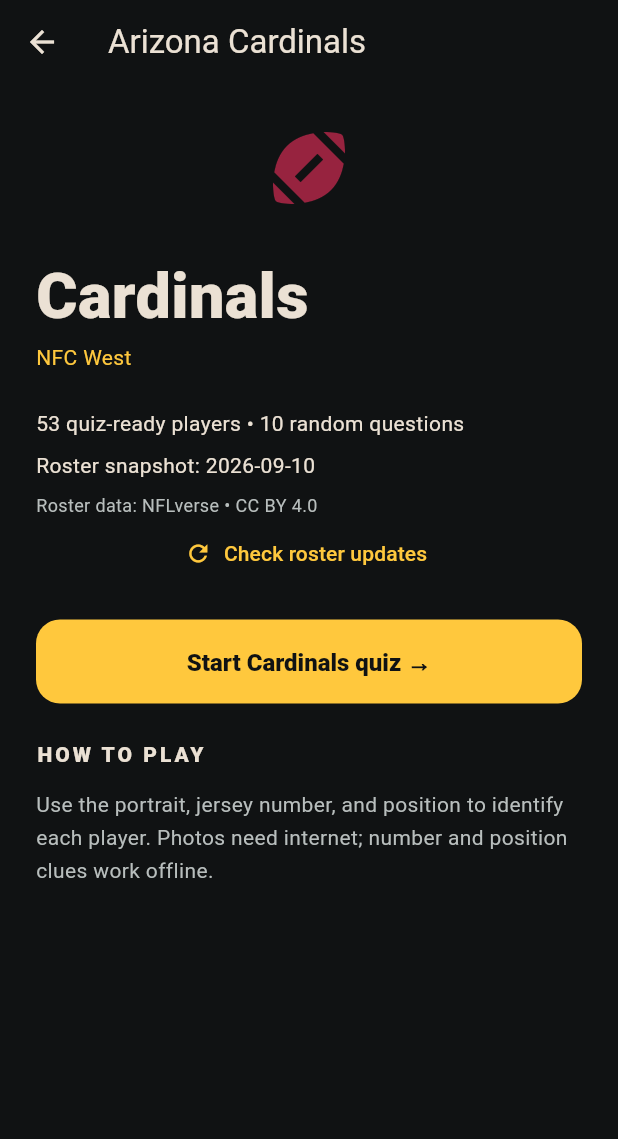
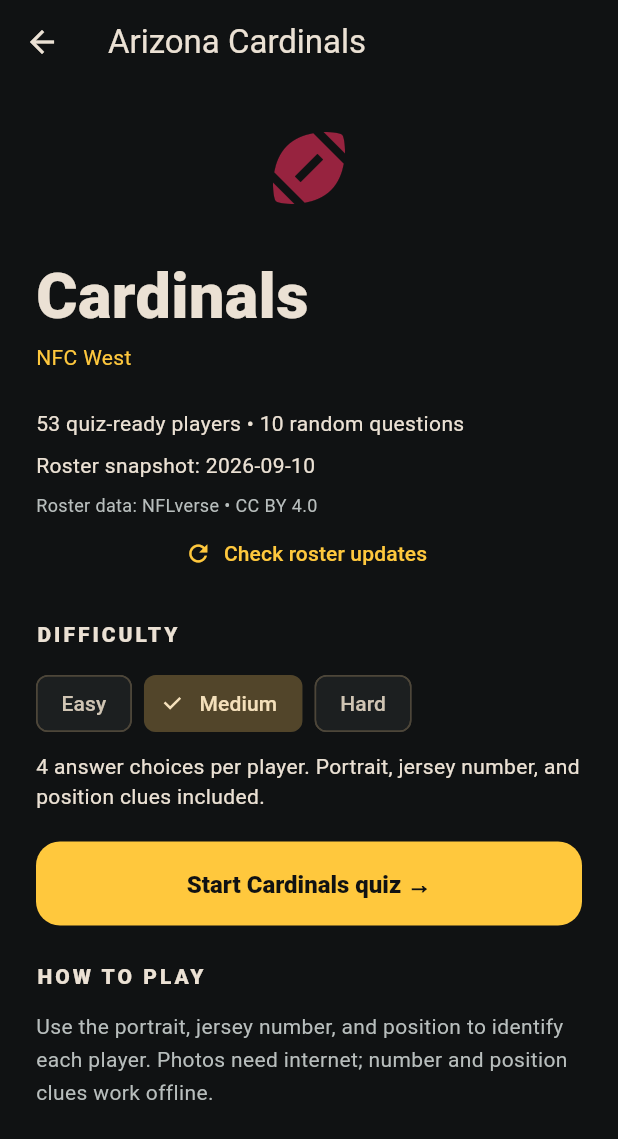
Before and after one commit to jdugan415/do-you-know-ball, a Flutter app: the screen it shows after launch, after a tap on "AFC", after a tap on "NFC", after a tap on "ARI", on a phone screen of 412 x 824 dp. Shown: the top 1139 px of the screen. Run offline on Flutter 3.47's test engine with Material 3 defaults, Android fonts, the phone set to English and light mode, and no system bars.

Commit message:
Add selectable quiz difficulty levels

```diff
--- a/lib/features/quiz/quiz_screen.dart
+++ b/lib/features/quiz/quiz_screen.dart
@@ -7,14 +7,22 @@
 import 'results_screen.dart';
 
 class QuizScreen extends StatefulWidget {
-  const QuizScreen({super.key, required this.roster});
+  const QuizScreen({
+    super.key,
+    required this.roster,
+    this.difficulty = QuizDifficulty.medium,
+  });
   final Roster roster;
+  final QuizDifficulty difficulty;
   @override
   State<QuizScreen> createState() => _QuizScreenState();
 }
 
 class _QuizScreenState extends State<QuizScreen> {
-  late final QuizSession session = QuizSession(widget.roster);
+  late final QuizSession session = QuizSession(
+    widget.roster,
+    difficulty: widget.difficulty,
+  );
   bool _leaving = false;
   bool _dialogOpen = false;
 
@@ -88,6 +96,7 @@
                       Text('${session.score} correct'),
                     ],
                   ),
+                  Text('${session.difficulty.label} difficulty'),
                   const SizedBox(height: 12),
                   LinearProgressIndicator(
                     value: (session.index + 1) / 10,
--- a/lib/features/quiz/quiz_session.dart
+++ b/lib/features/quiz/quiz_session.dart
@@ -2,6 +2,16 @@
 
 import '../roster/player.dart';
 import '../roster/roster_repository.dart';
+
+enum QuizDifficulty {
+  easy('Easy', 2),
+  medium('Medium', 4),
+  hard('Hard', 6);
+
+  const QuizDifficulty(this.label, this.optionCount);
+  final String label;
+  final int optionCount;
+}
 
 class QuizQuestion {
   QuizQuestion(this.player, List<Player> options)
@@ -12,7 +22,11 @@
 
 /// Pure Dart quiz rules, independent of Flutter and data providers.
 class QuizSession {
-  QuizSession(Roster roster, {Random? random}) {
+  QuizSession(
+    Roster roster, {
+    this.difficulty = QuizDifficulty.medium,
+    Random? random,
+  }) {
     final rng = random ?? Random();
     final pool = List<Player>.of(roster.players)..shuffle(rng);
     questions = List.unmodifiable(
@@ -20,11 +34,15 @@
         final distractors =
             roster.players.where((p) => p.id != player.id).toList()
               ..shuffle(rng);
-        final options = [player, ...distractors.take(3)]..shuffle(rng);
+        final options = [
+          player,
+          ...distractors.take(difficulty.optionCount - 1),
+        ]..shuffle(rng);
         return QuizQuestion(player, options);
       }),
     );
   }
+  final QuizDifficulty difficulty;
   late final List<QuizQuestion> questions;
   final List<String> _answers = [];
   int _index = 0;
--- a/lib/features/quiz/results_screen.dart
+++ b/lib/features/quiz/results_screen.dart
@@ -45,14 +45,17 @@
               ),
               const SizedBox(height: 12),
               Text(
-                '${roster.team} • Round complete',
+                '${roster.team} • ${session.difficulty.label} • Round complete',
                 textAlign: TextAlign.center,
               ),
               const SizedBox(height: 24),
               FilledButton(
                 onPressed: () => Navigator.of(context).pushReplacement(
                   MaterialPageRoute<void>(
-                    builder: (_) => QuizScreen(roster: roster),
+                    builder: (_) => QuizScreen(
+                      roster: roster,
+                      difficulty: session.difficulty,
+                    ),
                   ),
                 ),
                 child: const Text('Play another round →'),
--- a/lib/features/teams/team_detail_screen.dart
+++ b/lib/features/teams/team_detail_screen.dart
@@ -2,6 +2,7 @@
 
 import '../../core/app_theme.dart';
 import '../quiz/quiz_screen.dart';
+import '../quiz/quiz_session.dart';
 import '../roster/roster_repository.dart';
 import 'team.dart';
 
@@ -20,6 +21,7 @@
 class _TeamDetailScreenState extends State<TeamDetailScreen> {
   late Future<Roster> _roster;
   bool _refreshing = false;
+  QuizDifficulty _difficulty = QuizDifficulty.medium;
   @override
   void initState() {
     super.initState();
@@ -125,10 +127,37 @@
                     ),
                   ),
                   const SizedBox(height: 20),
+                  const Text(
+                    'DIFFICULTY',
+                    style: TextStyle(
+                      fontWeight: FontWeight.w800,
+                      letterSpacing: 2,
+                    ),
+                  ),
+                  const SizedBox(height: 12),
+                  Wrap(
+                    spacing: 8,
+                    runSpacing: 8,
+                    children: [
+                      for (final difficulty in QuizDifficulty.values)
+                        ChoiceChip(
+                          label: Text(difficulty.label),
+                          selected: _difficulty == difficulty,
+                          onSelected: (_) =>
+                              setState(() => _difficulty = difficulty),
+                        ),
+                    ],
+                  ),
+                  const SizedBox(height: 8),
+                  Text(
+                    '${_difficulty.optionCount} answer choices per player. Portrait, jersey number, and position clues included.',
+                  ),
+                  const SizedBox(height: 20),
                   FilledButton(
                     onPressed: () => Navigator.of(context).push(
                       MaterialPageRoute<void>(
-                        builder: (_) => QuizScreen(roster: roster),
+                        builder: (_) =>
+                            QuizScreen(roster: roster, difficulty: _difficulty),
                       ),
                     ),
                     child: Text('Start ${widget.team.nickname} quiz →'),
```
Also changed, not shown: 4 other files.
